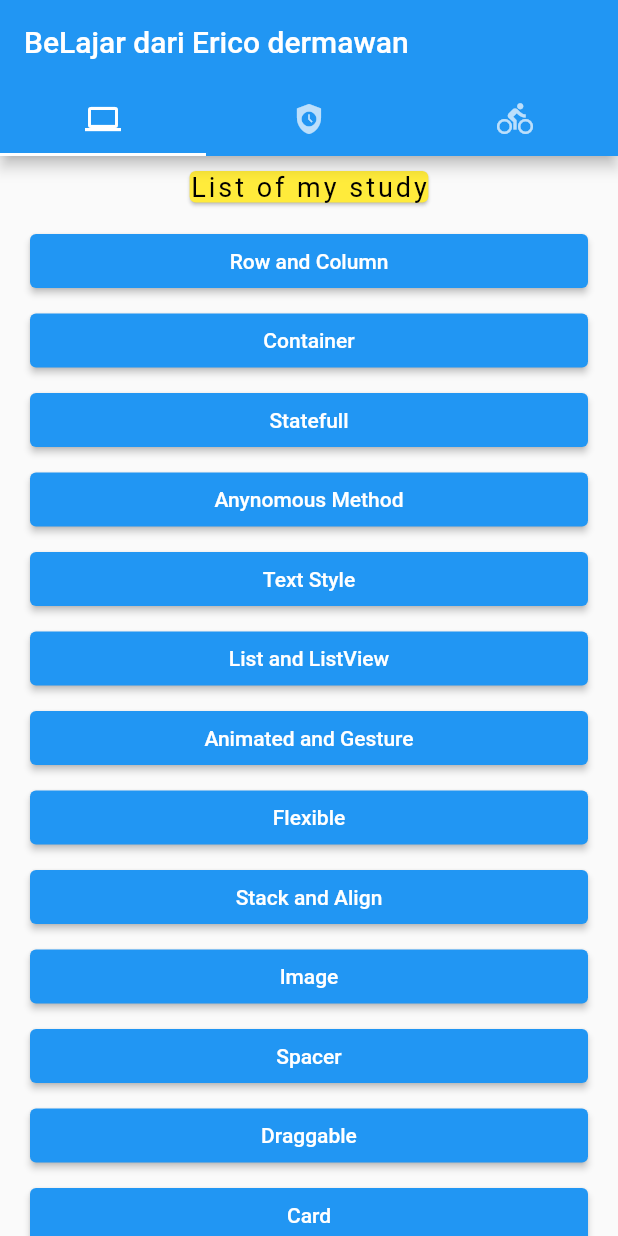
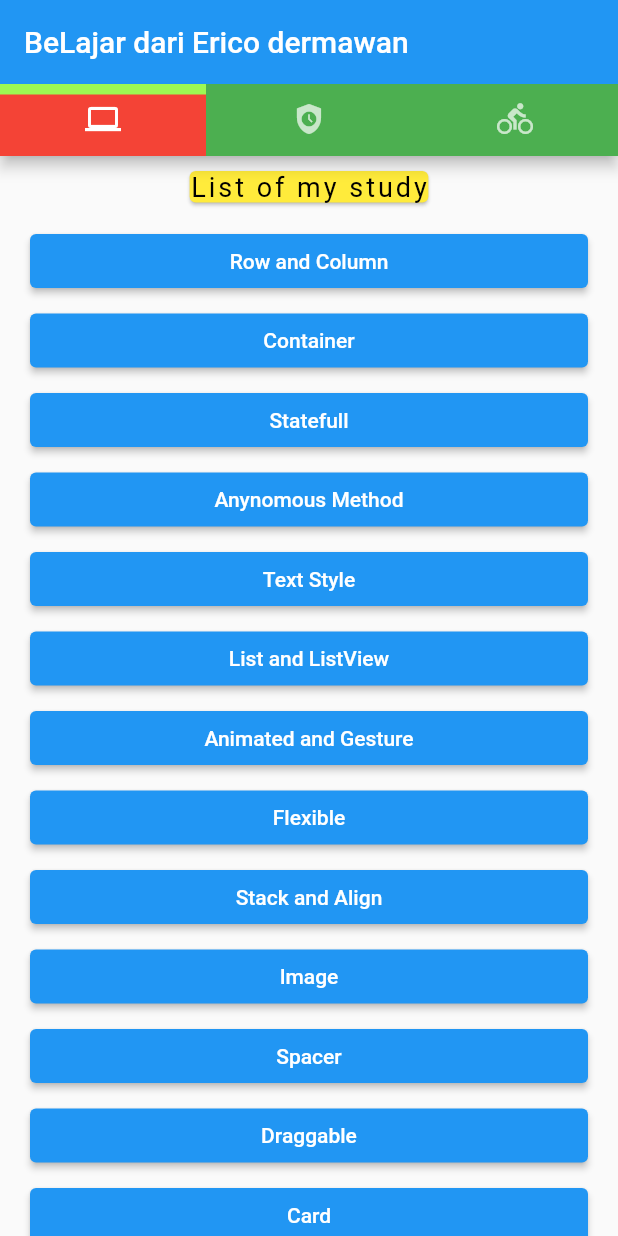
Before and after one commit to pardedeputra27/Belajar_flutter, a Flutter app: the screen it shows after launch, on a phone screen of 412 x 824 dp. Run offline on Flutter 3.47's test engine with Material 2 defaults, Android fonts, the phone set to English and light mode, and no system bars.

Commit message:
edit tabbar

```diff
--- a/lib/tabbar.dart
+++ b/lib/tabbar.dart
@@ -3,17 +3,27 @@ import 'package:flutter/material.dart';
 class FirstRoutes extends StatelessWidget {
   const FirstRoutes({Key? key}) : super(key: key);
 
+  final TabBar myTabBar = const TabBar(
+    indicator: BoxDecoration(
+        color: Colors.red,
+        border: Border(
+            top: BorderSide(
+                color: Color.fromARGB(255, 157, 248, 82), width: 7))),
+    // indicatorColor: Colors.redAccent,
+    tabs: [
+      Tab(icon: Icon(Icons.computer)),
+      Tab(icon: Icon(Icons.safety_check)),
+      Tab(icon: Icon(Icons.directions_bike)),
+    ],
+  );
+
   @override
   Widget build(BuildContext context) {
     return Scaffold(
       appBar: AppBar(
-        bottom: const TabBar(
-          tabs: [
-            Tab(icon: Icon(Icons.computer)),
-            Tab(icon: Icon(Icons.safety_check)),
-            Tab(icon: Icon(Icons.directions_bike)),
-          ],
-        ),
+        bottom: PreferredSize(
+            preferredSize: Size.fromHeight(myTabBar.preferredSize.height),
+            child: Container(color: Colors.green, child: myTabBar)),
         title: const Text('BeLajar dari Erico dermawan'),
       ),
       body: TabBarView(children: [
```
